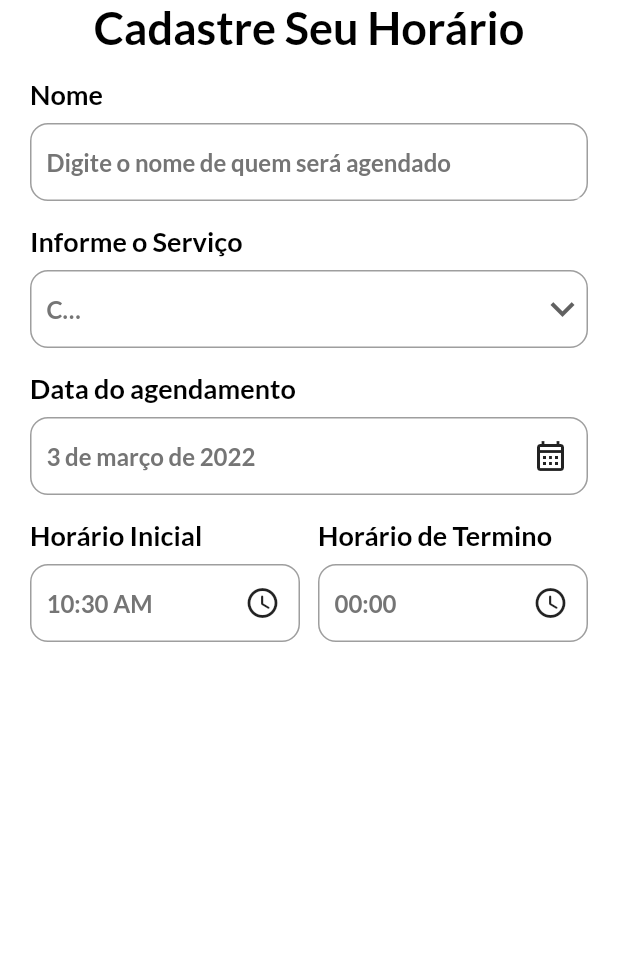
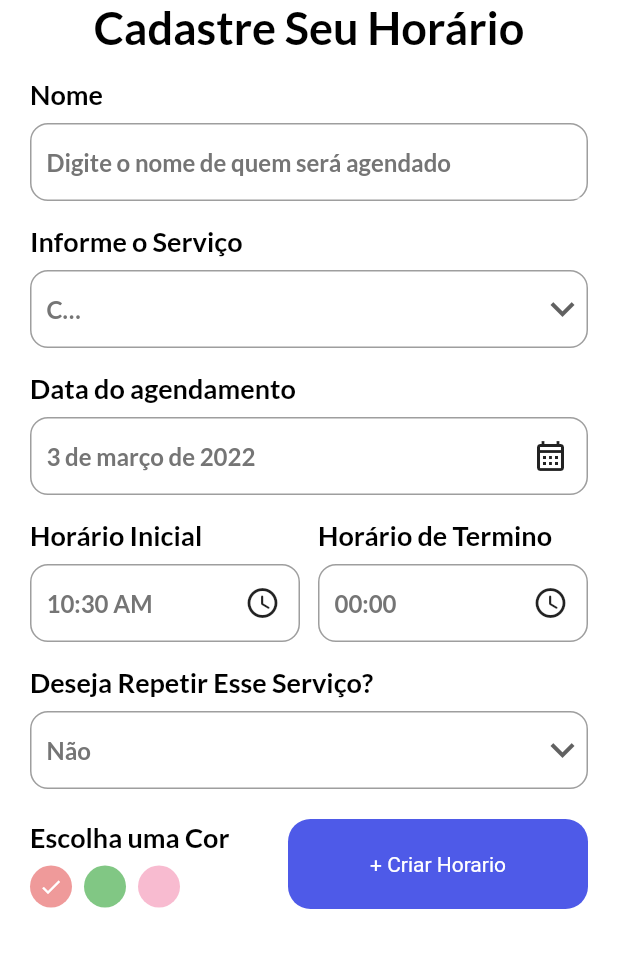
Before and after one commit to VitorL02/BarberApp, a Flutter app: the screen it shows after launch, after a tap on "+ Novo Horário", on a phone screen of 412 x 824 dp, the part 84-1052 px from its top. Run offline on Flutter 3.47's test engine with Material 2 defaults, Android fonts, the phone set to English and light mode, and no system bars; our stand-ins replace date_picker_timeline, flutter_local_notifications, get, get_storage, google_fonts, timezone.

Commit message:
Finalizando a tela de criar novo horario e juntamente dela criando duas funções,uma para gerar as cores automaticamente e outra pra validar caso o campo texto esteja em branco, no caso nome

```diff
--- a/lib/ui/add_schedule.dart
+++ b/lib/ui/add_schedule.dart
@@ -1,6 +1,7 @@
-// ignore_for_file: prefer_const_constructors, prefer_const_literals_to_create_immutables, duplicate_ignore, avoid_print
+// ignore_for_file: prefer_const_constructors, prefer_const_literals_to_create_immutables, duplicate_ignore, avoid_print, prefer_final_fields
 
 import 'package:barberapp/ui/theme.dart';
+import 'package:barberapp/ui/widgets/button.dart';
 import 'package:barberapp/ui/widgets/input_field.dart';
 import 'package:flutter/material.dart';
 import 'package:get/get.dart';
@@ -15,6 +16,7 @@ class AddSchedule extends StatefulWidget {
 
 class _AddScheduleState extends State<AddSchedule> {
   String _selectedService = 'Corte de Cabelo';
+  final TextEditingController _nameInputController = TextEditingController();
   List<String> servicesList = [
     'Corte de cabelo',
     'Pintura',
@@ -27,10 +29,18 @@ class _AddScheduleState extends State<AddSchedule> {
     'Design de Sobrancelha',
     'Sombrancelha de Rena'
   ];
+  String _repeatSchedule = "Não";
+  List<String> repeatScheduleList = [
+    "Não",
+    "Semanalmente",
+    "Mensalmente",
+  ];
+  int _selectedColor = 0;
 
   DateTime _selectedDate = DateTime.now();
   String _startTime = DateFormat("hh:mm a").format(DateTime.now()).toString();
   String _endTime = "00:00";
+
   @override
   Widget build(BuildContext context) {
     return Scaffold(
@@ -46,7 +56,10 @@ class _AddScheduleState extends State<AddSchedule> {
                 style: headingStyle,
               ),
               InputField(
-                  title: "Nome", label: "Digite o nome de quem será agendado"),
+                title: "Nome",
+                label: "Digite o nome de quem será agendado",
+                controller: _nameInputController,
+              ),
               InputField(
                 title: "Informe o Serviço",
                 label: _selectedService,
@@ -114,11 +127,90 @@ class _AddScheduleState extends State<AddSchedule> {
                     ),
                   ),
                 ],
-              )
+              ),
+              InputField(
+                title: "Deseja Repetir Esse Serviço?",
+                label: _repeatSchedule,
+                widget: DropdownButton(
+                  items: repeatScheduleList.map<DropdownMenuItem<String>>(
+                    (String value) {
+                      return DropdownMenuItem<String>(
+                        value: value.toString(),
+                        child: Text(value),
+                      );
+                    },
+                  ).toList(),
+                  onChanged: (String? newValueRepeat) {
+                    setState(() {
+                      _repeatSchedule = newValueRepeat!;
+                    });
+                  },
+                  underline: Container(height: 0),
+                  icon: Icon(Icons.keyboard_arrow_down),
+                  iconSize: 32,
+                  elevation: 4,
+                  style: headingStyle,
+                ),
+              ),
+              SizedBox(height: 20),
+              Row(
+                mainAxisAlignment: MainAxisAlignment.spaceBetween,
+                crossAxisAlignment: CrossAxisAlignment.center,
+                children: [
+                  _colorBar(),
+                  Button(
+                    label: "+ Criar Horario",
+                    onTap: () => _validateData(),
+                  )
+                ],
+              ),
             ],
           ),
         ),
       ),
+    );
+  }
+
+  _colorBar() {
+    return Column(
+      crossAxisAlignment: CrossAxisAlignment.start,
+      children: [
+        Text(
+          "Escolha uma Cor",
+          style: titleInputStyle,
+        ),
+        SizedBox(height: 8),
+        Wrap(
+          children: List<Widget>.generate(
+            3,
+            (int index) => GestureDetector(
+              onTap: () {
+                setState(() {
+                  _selectedColor = index;
+                });
+              },
+              child: Padding(
+                padding: const EdgeInsets.only(right: 8.0),
+                child: CircleAvatar(
+                  child: _selectedColor == index
+                      ? Icon(
+                          Icons.done,
+                          color: Colors.white,
+                          size: 16,
+                        )
+                      : Container(),
+                  radius: 14,
+                  backgroundColor: index == 0
+                      ? Colors.red[200]
+                      : index == 1
+                          ? Colors.green[300]
+                          : Colors.pink[100],
+                ),
+              ),
+            ),
+          ),
+        ),
+      ],
     );
   }
 
@@ -194,4 +286,19 @@ class _AddScheduleState extends State<AddSchedule> {
       ),
     );
   }
+
+  _validateData() {
+    if (_nameInputController.text.isNotEmpty) {
+      //Adicionar a data base
+      Get.back();
+    } else if (_nameInputController.text.isEmpty) {
+      Get.snackbar(
+        "Campo Obrigatorio Vazio!",
+        "Por favor Preencha todos os dados para agendamento",
+        snackPosition: SnackPosition.BOTTOM,
+        backgroundColor: Colors.red[700],
+        icon: Icon(Icons.warning),
+      );
+    }
+  }
 }
--- a/lib/ui/home_page.dart
+++ b/lib/ui/home_page.dart
@@ -34,6 +34,7 @@ class _HomePageState extends State<HomePage> {
   @override
   Widget build(BuildContext context) {
     return Scaffold(
+      backgroundColor: context.theme.backgroundColor,
       appBar: _appBar(),
       body: Column(
         // ignore: prefer_const_literals_to_create_immutables
```
